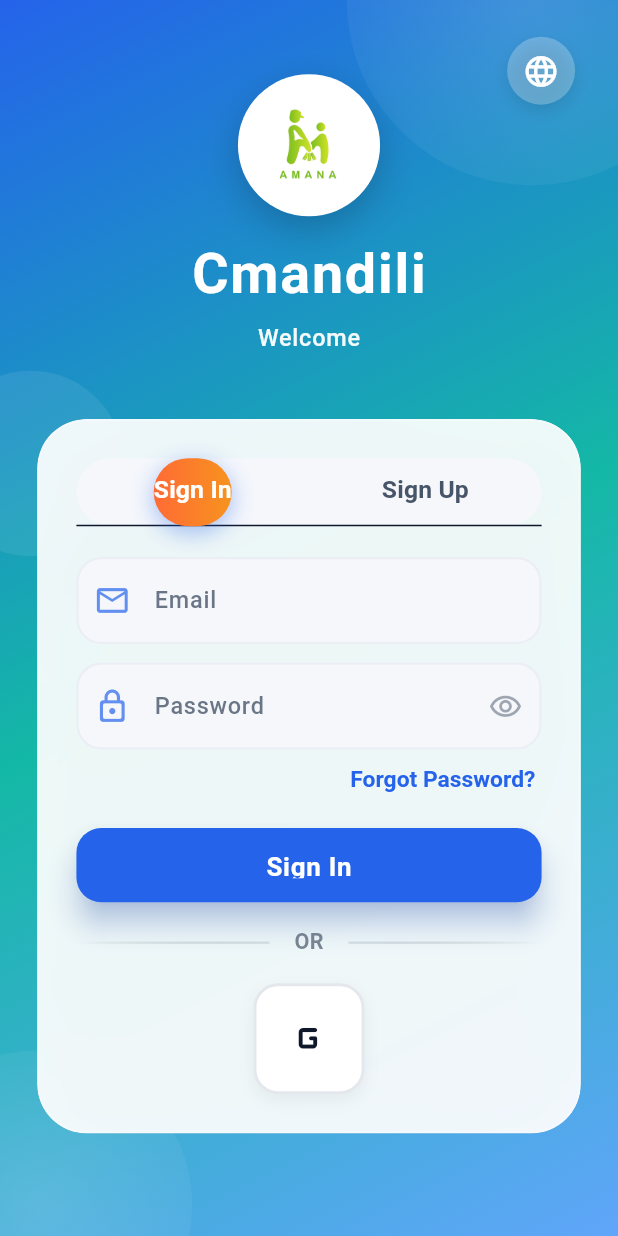
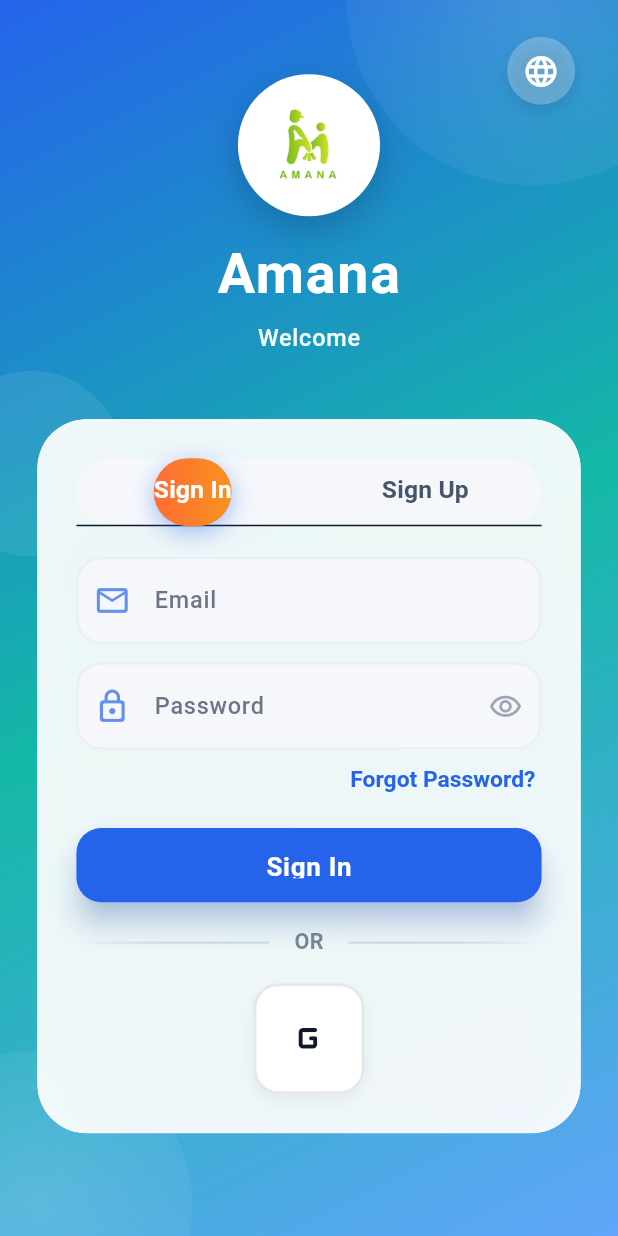
Before and after one commit to cherif-adam/cmandili_driver, a Flutter app: the screen it shows after launch, on a phone screen of 412 x 824 dp. Run offline on Flutter 3.47's test engine with Material 3 defaults, Android fonts, the phone set to English and light mode, and no system bars; our stand-ins replace firebase_core, firebase_messaging, flutter_dotenv, flutter_local_notifications, flutter_riverpod, geocoding and 6 more; missing offline and left inert: flutter_background_service, mapbox_maps_flutter; accounts and stored records are empty.

Commit message:
Rebrand to Amana and fix auth screen keyboard overflow
- App title and launcher/bundle name now read "Amana"/"Amana Driver"
  instead of "Cmandili"/"Cmandili Driver": l10n appTitle (en/fr/ar),
  Android manifest label, iOS CFBundleDisplayName/CFBundleName and
  the location permission-dialog strings.
- Auth screen (Sign In/Sign Up) no longer overflows when the keyboard
  opens: wrap the form in LayoutBuilder + SingleChildScrollView +
  ConstrainedBox + IntrinsicHeight so it scrolls instead of
  overflowing, on any screen size.

Co-Authored-By: Claude Sonnet 5 <noreply@anthropic.com>

```diff
--- a/lib/features/auth/presentation/auth_screen.dart
+++ b/lib/features/auth/presentation/auth_screen.dart
@@ -159,6 +159,9 @@ class _AuthScreenState extends ConsumerState<AuthScreen>
     final screenWidth = size.width;
 
     return Scaffold(
+      // Required (and already Flutter's default) so the body actually shrinks
+      // when the keyboard opens — the fix below reacts to that shrink.
+      resizeToAvoidBottomInset: true,
       body: Stack(
         children: [
           // Animated Background with Gradient
@@ -297,7 +300,21 @@ class _AuthScreenState extends ConsumerState<AuthScreen>
                 top: screenHeight * 0.06, // Extra padding to avoid status bar
                 bottom: screenHeight * 0.02,
               ),
-              child: Column(
+              child: LayoutBuilder(
+                builder: (context, constraints) {
+                  // minHeight reproduces today's spaceBetween look whenever the
+                  // full viewport is available. When the keyboard opens, Scaffold
+                  // shrinks constraints.maxHeight; IntrinsicHeight then lets the
+                  // Column grow past that height instead of overflowing, and
+                  // SingleChildScrollView scrolls the rest instead of clipping it.
+                  // Driven by the actual measured constraints rather than a
+                  // hardcoded keyboard height, so it holds across screen sizes
+                  // and both portrait/landscape.
+                  return SingleChildScrollView(
+                    child: ConstrainedBox(
+                      constraints: BoxConstraints(minHeight: constraints.maxHeight),
+                      child: IntrinsicHeight(
+                        child: Column(
                 mainAxisAlignment: MainAxisAlignment.spaceBetween,
                 children: [
                   // Logo and Title
@@ -617,6 +634,11 @@ class _AuthScreenState extends ConsumerState<AuthScreen>
                   SizedBox(height: screenHeight * 0.01),
                 ],
               ),
+                      ),
+                    ),
+                  );
+                },
+              ),
             ),
           ),
         ],
--- a/lib/l10n/app_ar.arb
+++ b/lib/l10n/app_ar.arb
@@ -1,5 +1,5 @@
 {
-    "appTitle": "Cmandili",
+    "appTitle": "Amana",
     "signIn": "تسجيل الدخول",
     "signUp": "إنشاء حساب",
     "createAccount": "إنشاء حساب",
--- a/lib/l10n/app_en.arb
+++ b/lib/l10n/app_en.arb
@@ -1,5 +1,5 @@
 {
-    "appTitle": "Cmandili",
+    "appTitle": "Amana",
     "signIn": "Sign In",
     "signUp": "Sign Up",
     "createAccount": "Create Account",
--- a/lib/l10n/app_fr.arb
+++ b/lib/l10n/app_fr.arb
@@ -1,5 +1,5 @@
 {
-    "appTitle": "Cmandili",
+    "appTitle": "Amana",
     "signIn": "Se connecter",
     "signUp": "S'inscrire",
     "createAccount": "Créer un compte",
--- a/lib/l10n/app_localizations.dart
+++ b/lib/l10n/app_localizations.dart
@@ -103,7 +103,7 @@ abstract class AppLocalizations {
   /// No description provided for @appTitle.
   ///
   /// In en, this message translates to:
-  /// **'Cmandili'**
+  /// **'Amana'**
   String get appTitle;
 
   /// No description provided for @signIn.
--- a/lib/l10n/app_localizations_ar.dart
+++ b/lib/l10n/app_localizations_ar.dart
@@ -9,7 +9,7 @@ class AppLocalizationsAr extends AppLocalizations {
   AppLocalizationsAr([String locale = 'ar']) : super(locale);
 
   @override
-  String get appTitle => 'Cmandili';
+  String get appTitle => 'Amana';
 
   @override
   String get signIn => 'تسجيل الدخول';
--- a/lib/l10n/app_localizations_en.dart
+++ b/lib/l10n/app_localizations_en.dart
@@ -9,7 +9,7 @@ class AppLocalizationsEn extends AppLocalizations {
   AppLocalizationsEn([String locale = 'en']) : super(locale);
 
   @override
-  String get appTitle => 'Cmandili';
+  String get appTitle => 'Amana';
 
   @override
   String get signIn => 'Sign In';
--- a/lib/l10n/app_localizations_fr.dart
+++ b/lib/l10n/app_localizations_fr.dart
@@ -9,7 +9,7 @@ class AppLocalizationsFr extends AppLocalizations {
   AppLocalizationsFr([String locale = 'fr']) : super(locale);
 
   @override
-  String get appTitle => 'Cmandili';
+  String get appTitle => 'Amana';
 
   @override
   String get signIn => 'Se connecter';
```
Also changed, not shown: 2 other files.
